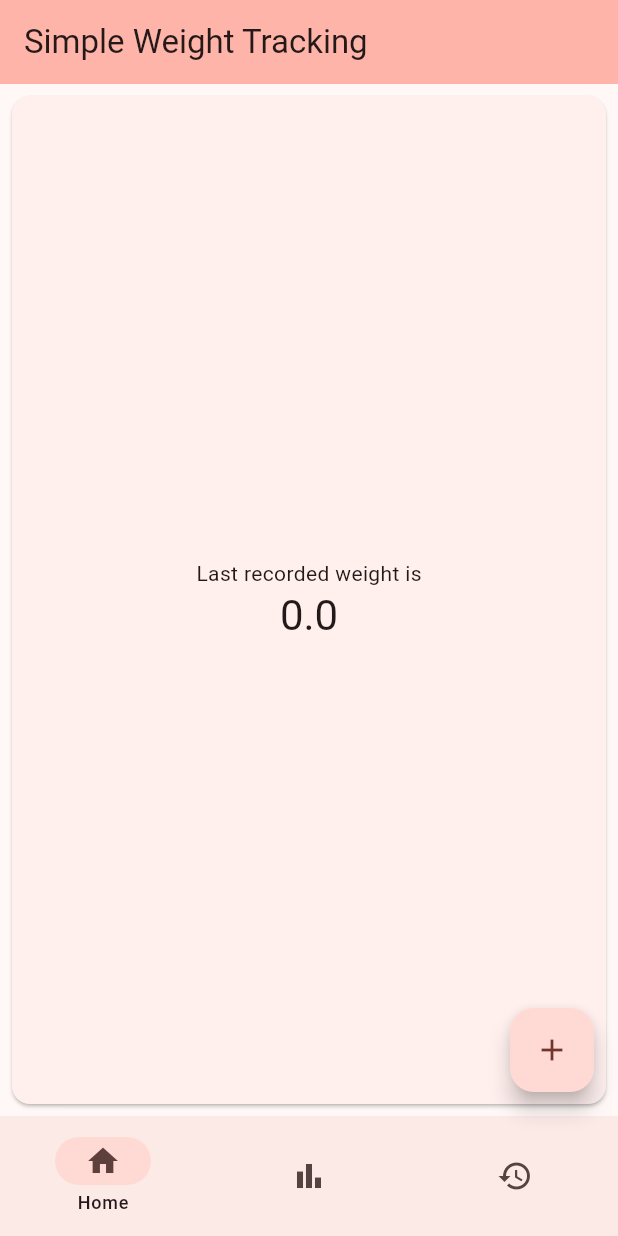
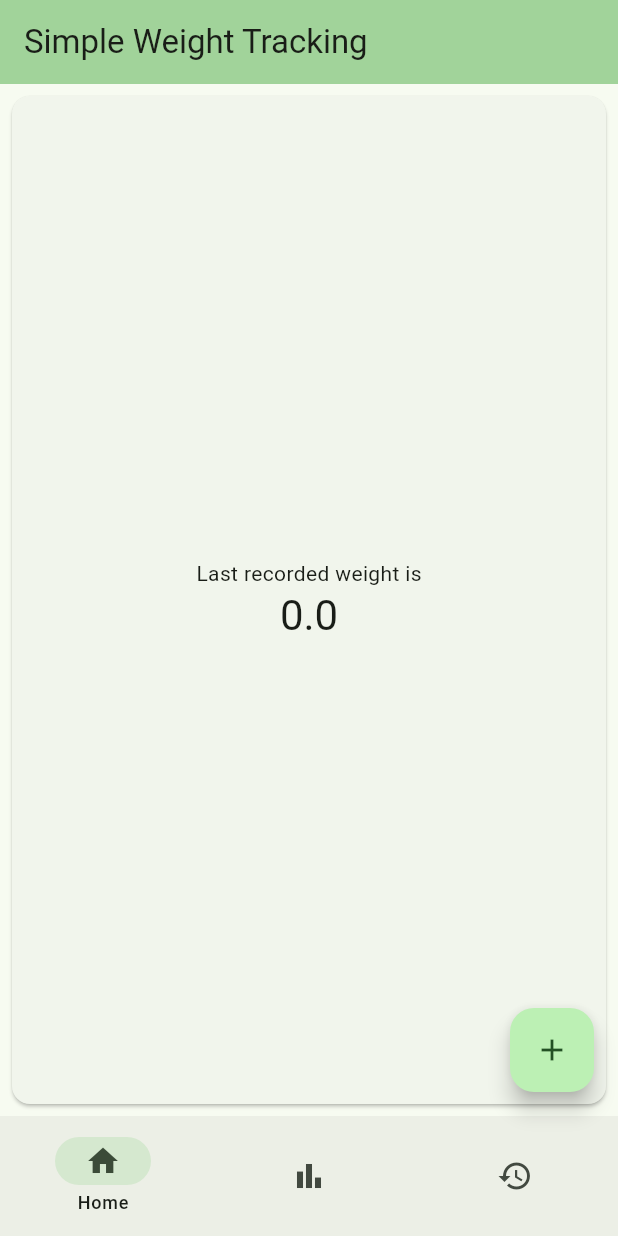
Before and after one commit to abdualdeen/Simply_Weight_App, a Flutter app: the screen it shows after launch, on a phone screen of 412 x 824 dp. Run offline on Flutter 3.47's test engine with Material 3 defaults, Android fonts, the phone set to English and light mode, and no system bars; our stand-ins replace fl_chart, sqflite; accounts and stored records are empty.

Commit message:
switched to green colored theme

```diff
--- a/lib/main.dart
+++ b/lib/main.dart
@@ -15,22 +15,22 @@ class MyApp extends StatelessWidget {
   Widget build(BuildContext context) {
     ThemeData lightTheme = ThemeData(
       appBarTheme: const AppBarTheme(
-        color: Colors.red,
+        color: Colors.green,
         iconTheme: IconThemeData(color: Colors.black),
       ),
       colorScheme: ColorScheme.fromSeed(
-        seedColor: Colors.red,
+        seedColor: Colors.green,
         brightness: Brightness.light,
       ),
     );
 
     ThemeData darkTheme = ThemeData(
       appBarTheme: const AppBarTheme(
-        color: Colors.red,
+        color: Colors.green,
         iconTheme: IconThemeData(color: Colors.white),
       ),
       colorScheme: ColorScheme.fromSeed(
-        seedColor: Colors.red,
+        seedColor: Colors.green,
         brightness: Brightness.dark,
       ),
     );
```
